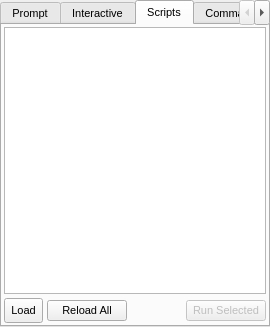
Above: trunk/src/gui/command.ui from trisyoungs/aten before the change. Below: the same form after it.
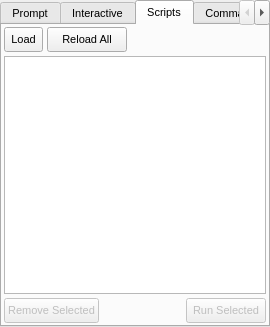
That is the form after the change. The open tabs and pages were chosen to show the change. Icons and pictures are not drawn. Custom widgets are drawn as their Qt base class.

Commit message: Rearranged Scripts tab of Command window a little, and added button to allow selected scripts to be removed. Fixed - Rebond (No Augment) option in Build window was still augmenting bonds. Added menu item to toggle detection/display of H-bonds in models. Fixed - Drawing of selected multiple stick bonds was broken.

Diff of the .ui file:
```diff
--- a/trunk/src/gui/command.ui
+++ b/trunk/src/gui/command.ui
@@ -231,9 +231,6 @@
         <property name="margin">
          <number>2</number>
         </property>
-        <item>
-         <widget class="QListWidget" name="ScriptsList"/>
-        </item>
         <item>
          <layout class="QHBoxLayout" name="horizontalLayout_3">
           <property name="spacing">
@@ -272,7 +269,19 @@
            </widget>
           </item>
           <item>
-           <widget class="QPushButton" name="ReloadAllButton">
+           <widget class="QPushButton" name="ReloadAllScriptsButton">
+            <property name="sizePolicy">
+             <sizepolicy hsizetype="Minimum" vsizetype="Fixed">
+              <horstretch>0</horstretch>
+              <verstretch>0</verstretch>
+             </sizepolicy>
+            </property>
+            <property name="minimumSize">
+             <size>
+              <width>0</width>
+              <height>25</height>
+             </size>
+            </property>
             <property name="text">
              <string>Reload All</string>
             </property>
@@ -291,10 +300,55 @@
             </property>
            </spacer>
           </item>
+         </layout>
+        </item>
+        <item>
+         <widget class="QListWidget" name="ScriptsList"/>
+        </item>
+        <item>
+         <layout class="QHBoxLayout" name="horizontalLayout_6">
+          <property name="spacing">
+           <number>4</number>
+          </property>
           <item>
-           <widget class="QPushButton" name="RunSelectedButton">
+           <widget class="QPushButton" name="RemoveSelectedScriptButton">
             <property name="enabled">
              <bool>false</bool>
+            </property>
+            <property name="minimumSize">
+             <size>
+              <width>0</width>
+              <height>25</height>
+             </size>
+            </property>
+            <property name="text">
+             <string>Remove Selected</string>
+            </property>
+           </widget>
+          </item>
+          <item>
+           <spacer name="horizontalSpacer_2">
+            <property name="orientation">
+             <enum>Qt::Horizontal</enum>
+            </property>
+            <property name="sizeHint" stdset="0">
+             <size>
+              <width>40</width>
+              <height>20</height>
+             </size>
+            </property>
+           </spacer>
+          </item>
+          <item>
+           <widget class="QPushButton" name="RunSelectedScriptButton">
+            <property name="enabled">
+             <bool>false</bool>
+            </property>
+            <property name="minimumSize">
+             <size>
+              <width>0</width>
+              <height>25</height>
+             </size>
             </property>
             <property name="text">
              <string>Run Selected</string>
```
The commit also changes 8 other files.
